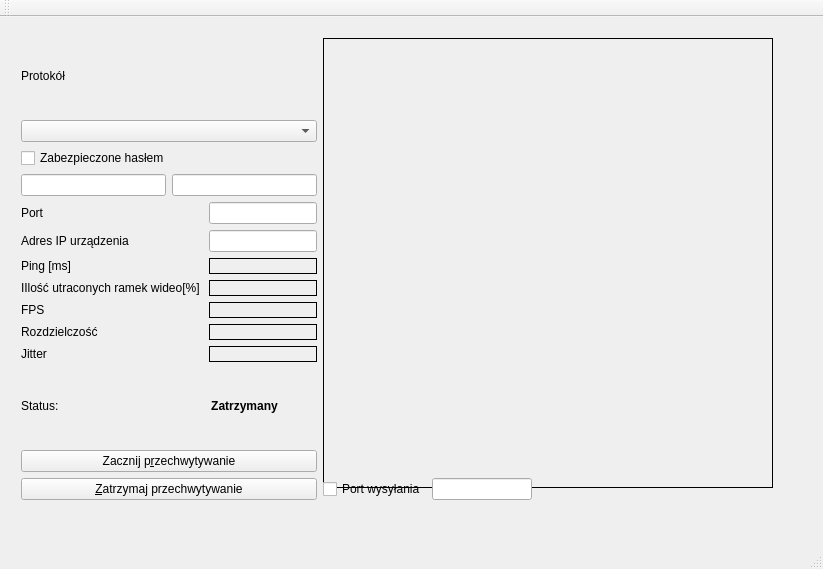
The window that mainwindow.ui (dejff/PD) describes before a commit, drawn with Qt 5.
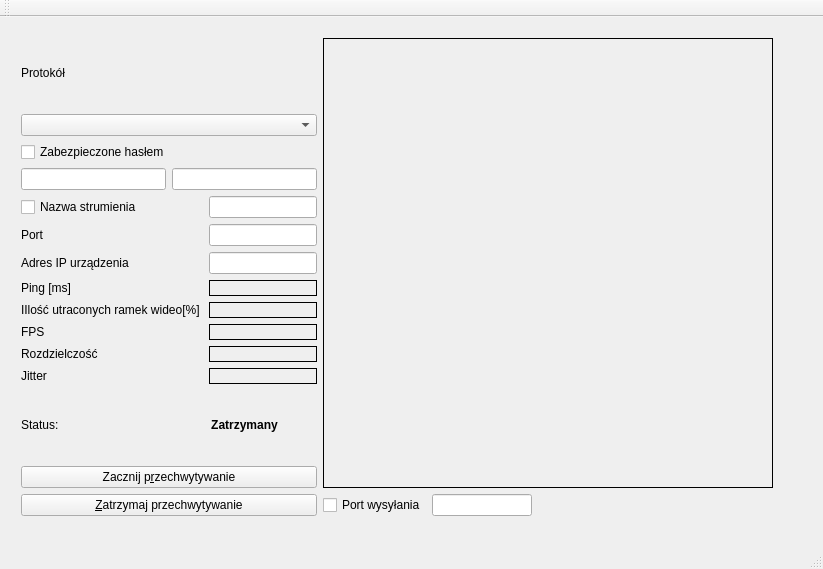
The same window after the commit.

Commit message: Dodanie pola "Nazwa strumienia", wyłączenie pól podczas działania programu.

```diff
--- a/mainwindow.ui
+++ b/mainwindow.ui
@@ -14,13 +14,13 @@
    <string>System Nadzoru Połączenia Wideo</string>
   </property>
   <widget class="QWidget" name="centralWidget">
-   <widget class="QWidget" name="">
+   <widget class="QWidget" name="layoutWidget">
     <property name="geometry">
      <rect>
       <x>10</x>
       <y>10</y>
       <width>803</width>
-      <height>484</height>
+      <height>503</height>
      </rect>
     </property>
     <layout class="QFormLayout" name="formLayout">
@@ -59,28 +59,28 @@
        </item>
        <item>
         <layout class="QGridLayout" name="gridLayout">
-         <item row="7" column="0">
+         <item row="8" column="0">
           <widget class="QLabel" name="label_9">
            <property name="text">
             <string>Jitter</string>
            </property>
           </widget>
          </item>
-         <item row="2" column="0">
+         <item row="3" column="0">
           <widget class="QLabel" name="label_8">
            <property name="text">
             <string>Adres IP urządzenia</string>
            </property>
           </widget>
          </item>
-         <item row="1" column="0">
+         <item row="2" column="0">
           <widget class="QLabel" name="label_11">
            <property name="text">
             <string>Port</string>
            </property>
           </widget>
          </item>
-         <item row="7" column="1">
+         <item row="8" column="1">
           <widget class="QLabel" name="jitterLabel">
            <property name="styleSheet">
             <string notr="true">border: 1px solid</string>
@@ -90,17 +90,17 @@
            </property>
           </widget>
          </item>
-         <item row="3" column="0">
+         <item row="4" column="0">
           <widget class="QLabel" name="label_6">
            <property name="text">
             <string>Ping [ms]</string>
            </property>
           </widget>
          </item>
-         <item row="2" column="1">
-          <widget class="QLineEdit" name="ip_addr"/>
-         </item>
          <item row="3" column="1">
+          <widget class="QLineEdit" name="ip_addr"/>
+         </item>
+         <item row="4" column="1">
           <widget class="QLabel" name="eth_frame_type">
            <property name="styleSheet">
             <string notr="true">border: 1px solid</string>
@@ -110,14 +110,14 @@
            </property>
           </widget>
          </item>
-         <item row="5" column="0">
+         <item row="6" column="0">
           <widget class="QLabel" name="label">
            <property name="text">
             <string>FPS</string>
            </property>
           </widget>
          </item>
-         <item row="5" column="1">
+         <item row="6" column="1">
           <widget class="QLabel" name="fps_label">
            <property name="styleSheet">
             <string notr="true">border: 1px solid</string>
@@ -127,14 +127,17 @@
            </property>
           </widget>
          </item>
-         <item row="6" column="0">
+         <item row="2" column="1">
+          <widget class="QLineEdit" name="portField"/>
+         </item>
+         <item row="7" column="0">
           <widget class="QLabel" name="label_2">
            <property name="text">
             <string>Rozdzielczość</string>
            </property>
           </widget>
          </item>
-         <item row="6" column="1">
+         <item row="7" column="1">
           <widget class="QLabel" name="resolutionLabel">
            <property name="styleSheet">
             <string notr="true">border: 1px solid</string>
@@ -144,10 +147,7 @@
            </property>
           </widget>
          </item>
-         <item row="1" column="1">
-          <widget class="QLineEdit" name="portField"/>
-         </item>
-         <item row="4" column="1">
+         <item row="5" column="1">
           <widget class="QLabel" name="eth_frame_len">
            <property name="styleSheet">
             <string notr="true">border: 1px solid</string>
@@ -157,7 +157,7 @@
            </property>
           </widget>
          </item>
-         <item row="4" column="0">
+         <item row="5" column="0">
           <widget class="QLabel" name="label_5">
            <property name="text">
             <string>&lt;html&gt;&lt;head/&gt;&lt;body&gt;&lt;p&gt;IIlość utraconych ramek wideo[%]
@@ -165,6 +165,16 @@
            </property>
           </widget>
          </item>
+         <item row="1" column="1">
+          <widget class="QLineEdit" name="nameField"/>
+         </item>
+         <item row="1" column="0">
+          <widget class="QCheckBox" name="nameCheckBox">
+           <property name="text">
+            <string>Nazwa strumienia</string>
+           </property>
+          </widget>
+         </item>
         </layout>
        </item>
        <item>
```
Left out of the diff: 2 changed lines with no effect on the pictures. The commit also changes 4 other files.
